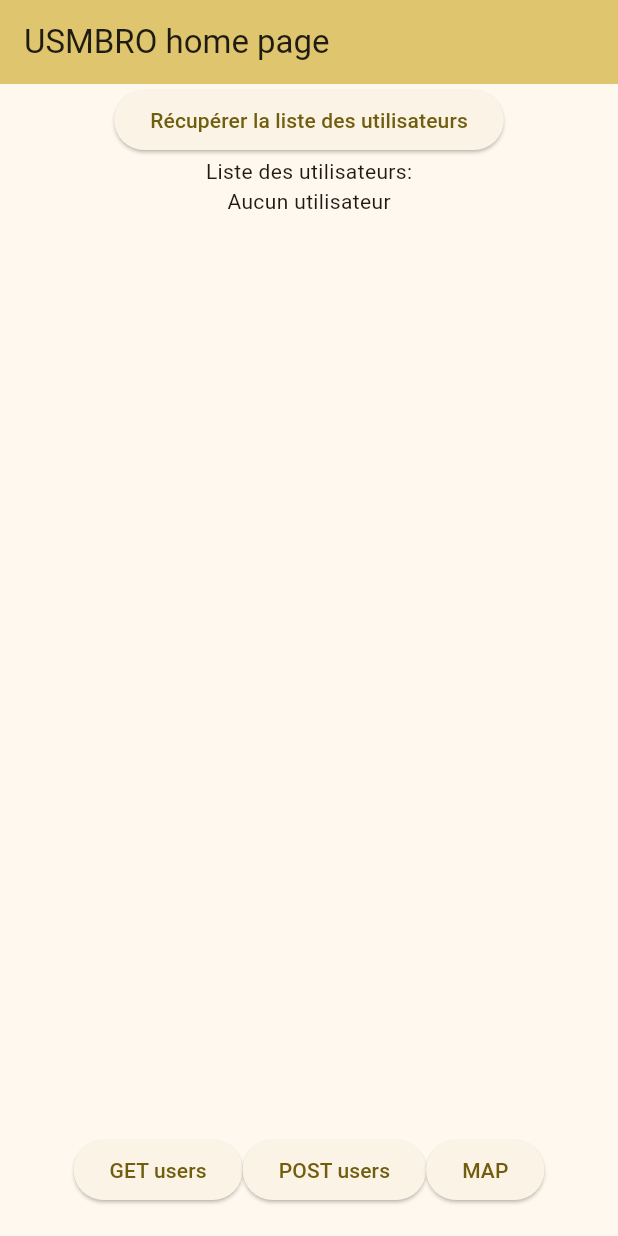
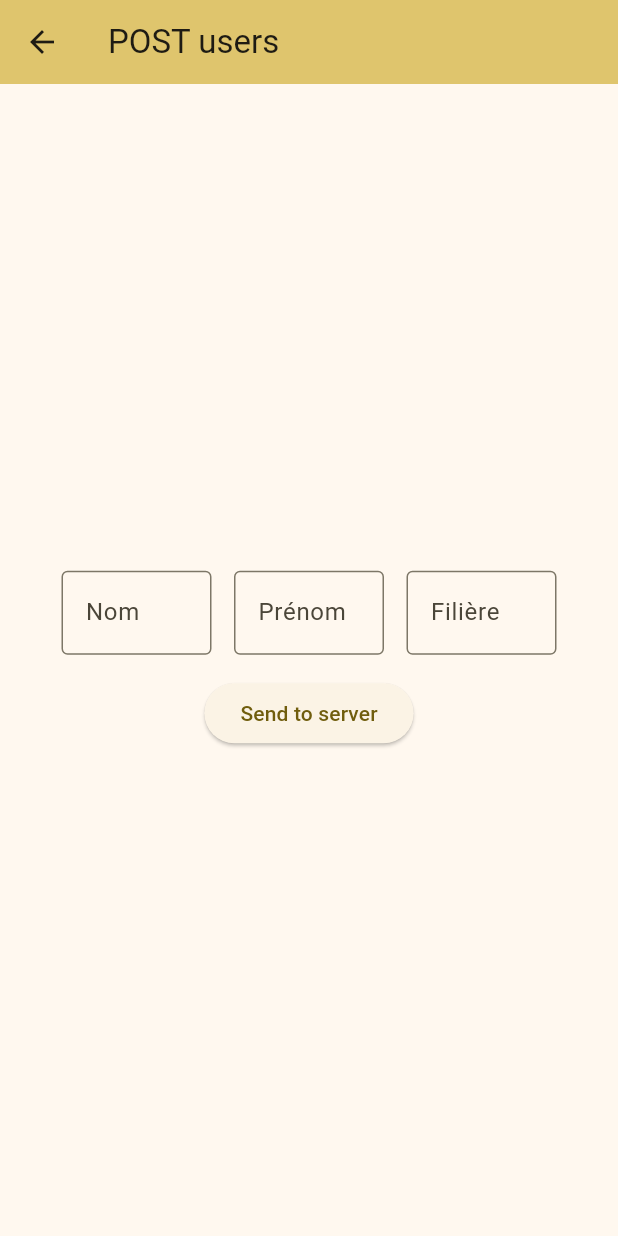
Before and after one commit to AndrienMont/Projet_INFO701, a Flutter app: the screen it shows after launch, after a tap on "POST users", on a phone screen of 412 x 824 dp. Run offline on Flutter 3.47's test engine with Material 2 defaults, Android fonts, the phone set to English and light mode, and no system bars.

Commit message:
Preparation pour route POST (à tester)

```diff
--- a/usmbro/lib/main.dart
+++ b/usmbro/lib/main.dart
@@ -4,6 +4,7 @@
 import 'dart:developer' as developer;
 
 import 'package:usmbro/map.dart';
+import 'package:usmbro/post_users.dart';
 
 void main() {
   runApp(const MyApp());
@@ -115,7 +116,13 @@
                 ElevatedButton(
                     onPressed: () {}, child: const Text("GET users")),
                 ElevatedButton(
-                    onPressed: () {}, child: const Text("POST users")),
+                    onPressed: () {
+                      Navigator.push(context,
+                          MaterialPageRoute(builder: (context) {
+                        return const PostUsers(title: "POST users");
+                      }));
+                    },
+                    child: const Text("POST users")),
                 ElevatedButton(
                     onPressed: () {
                       Navigator.push(context,
--- /dev/null
+++ b/usmbro/lib/post_users.dart
@@ -0,0 +1,172 @@
+import 'package:flutter/material.dart';
+import 'package:http/http.dart' as http;
+
+class PostUsers extends StatefulWidget {
+  const PostUsers({super.key, required this.title});
+
+  final String title;
+
+  @override
+  State<PostUsers> createState() => _PostUsersState();
+}
+
+class User {
+  final String nom;
+  final String prenom;
+  final String filiere;
+
+  const User({required this.nom, required this.prenom, required this.filiere});
+
+  Map<String, dynamic> toJson() => {
+        'nom': nom,
+        'prenom': prenom,
+        'filiere': filiere,
+      };
+
+  factory User.fromJson(Map<String, dynamic> json) {
+    return User(
+        nom: json['nom'], prenom: json['prenom'], filiere: json['filiere']);
+  }
+}
+
+class _PostUsersState extends State<PostUsers> {
+  final TextEditingController _controllerNom = TextEditingController();
+  final TextEditingController _controllerPrenom = TextEditingController();
+  final TextEditingController _controllerFiliere = TextEditingController();
+  String nomPost = "";
+  String prenomPost = "";
+  String filierePost = "";
+
+  @override
+  void dispose() {
+    // Clean up the controller when the widget is disposed.
+    _controllerNom.dispose();
+    _controllerPrenom.dispose();
+    _controllerFiliere.dispose();
+    super.dispose();
+  }
+
+  Future<void> createUser(String nom, String prenom, String filiere) async {
+    final response = await http.post(
+      Uri.parse("http://127.0.0.1;3000/api/users"),
+      headers: <String, String>{
+        'Content-Type': 'application/json; charset=UTF-8',
+      },
+      body: User(nom: nom, prenom: prenom, filiere: filiere).toJson(),
+    );
+    if (response.statusCode == 201) {
+      // If the server did return a 201 CREATED response,
+      // then parse the JSON.
+      const Text("User created");
+    } else {
+      throw Exception('Failed to create user.');
+    }
+  }
+
+  @override
+  Widget build(BuildContext context) {
+    return Scaffold(
+        appBar: AppBar(
+          backgroundColor: Theme.of(context).colorScheme.inversePrimary,
+          title: Text(widget.title),
+        ),
+        body: Center(
+          child: Column(
+            mainAxisAlignment: MainAxisAlignment.center,
+            children: [
+              Row(
+                mainAxisSize: MainAxisSize.min,
+                children: [
+                  SizedBox(
+                    width: 100,
+                    child: TextField(
+                      controller: _controllerNom,
+                      decoration: const InputDecoration(
+                        border: OutlineInputBorder(),
+                        labelText: 'Nom',
+                      ),
+                      onSubmitted: (value) => nomPost = value,
+                    ),
+                  ),
+                  const SizedBox(width: 15),
+                  SizedBox(
+                    width: 100,
+                    child: TextField(
+                      controller: _controllerPrenom,
+                      decoration: const InputDecoration(
+                        border: OutlineInputBorder(),
+                        labelText: 'Prénom',
+                      ),
+                      onSubmitted: (value) => prenomPost = value,
+                    ),
+                  ),
+                  const SizedBox(width: 15),
+                  SizedBox(
+                    width: 100,
+                    child: TextField(
+                      controller: _controllerFiliere,
+                      decoration: const InputDecoration(
+                        border: OutlineInputBorder(),
+                        labelText: 'Filière',
+                      ),
+                      onSubmitted: (value) => filierePost = value,
+                    ),
+                  ),
+                ],
+              ),
+              const SizedBox(height: 15),
+              ElevatedButton(
+                  onPressed: () {
+                    setState(() {
+                      createUser(_controllerNom.text, _controllerPrenom.text,
+                          _controllerFiliere.text);
+                    });
+                  },
+                  child: const Text("Send to server"))
+            ],
+          ),
+        ));
+  }
+}
+
+// class UserTextFields extends StatelessWidget {
+//   const UserTextFields({super.key});
+
+//   @override
+//   Widget build(BuildContext context) {
+//     return const Row(
+//       mainAxisSize: MainAxisSize.min,
+//       children: [
+//         SizedBox(
+//           width: 100,
+//           child: TextField(
+//             decoration: InputDecoration(
+//               border: OutlineInputBorder(),
+//               labelText: 'Nom',
+//             ),
+//           ),
+//         ),
+//         SizedBox(width: 15),
+//         SizedBox(
+//           width: 100,
+//           child: TextField(
+//             decoration: InputDecoration(
+//               border: OutlineInputBorder(),
+//               labelText: 'Prénom',
+//             ),
+//           ),
+//         ),
+//         SizedBox(width: 15),
+//         SizedBox(
+//           width: 100,
+//           child: TextField(
+//             decoration: InputDecoration(
+//               border: OutlineInputBorder(),
+//               labelText: 'Filière',
+//             ),
+//           ),
+//         ),
+//       ],
+//     );
+//   }
+// }
```
Also changed, not shown: usmbro/lib/postUsers.dart (deleted).
